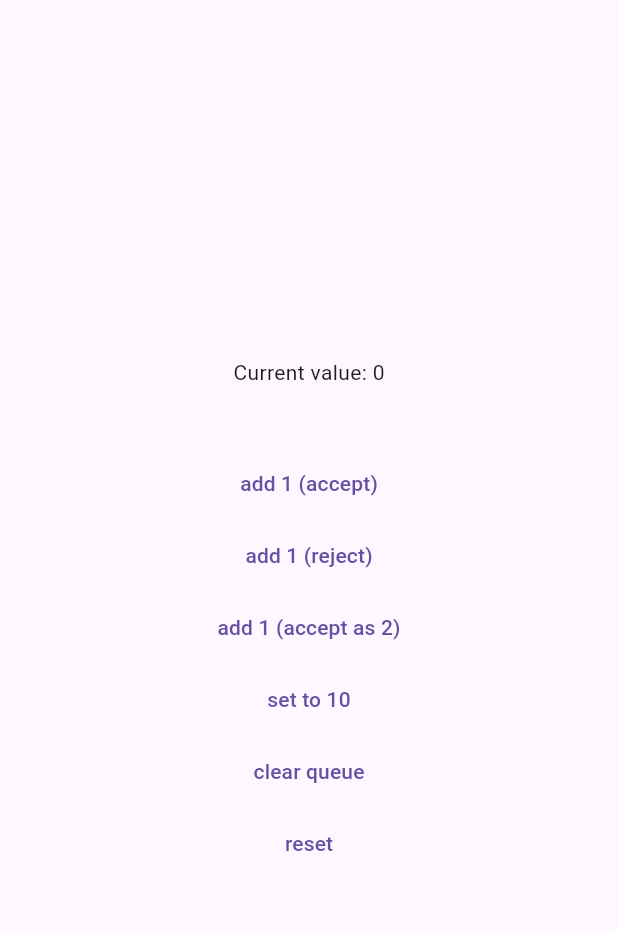
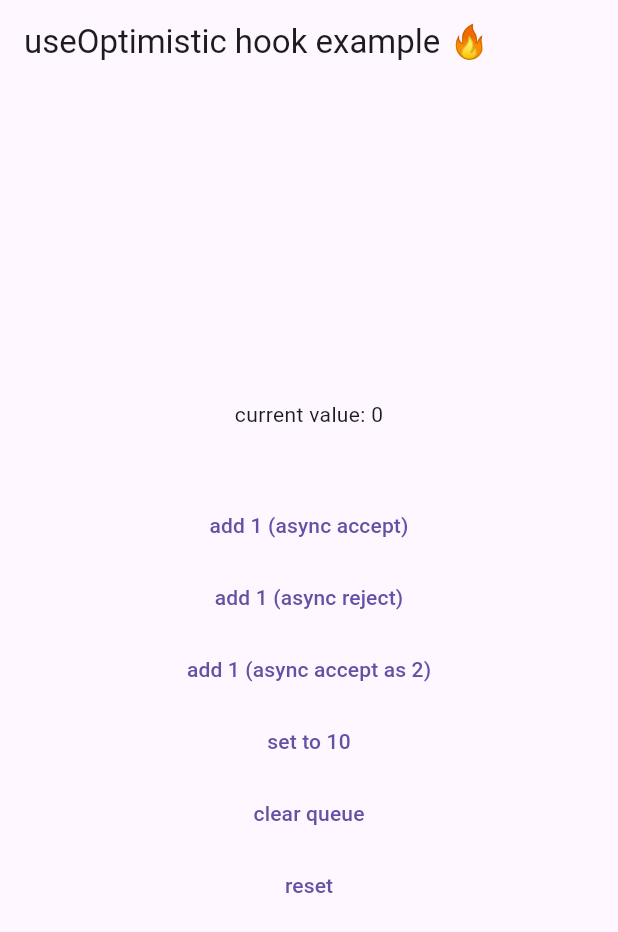
Before and after one commit to mattrltrent/use_optimistic, a Flutter app: the screen it shows after launch, on a phone screen of 412 x 824 dp. Shown: the top 932 px of the screen. Run offline on Flutter 3.47's test engine with Material 3 defaults, Android fonts, the phone set to English and light mode, and no system bars.

```diff
--- a/example/lib/main.dart
+++ b/example/lib/main.dart
@@ -8,9 +8,12 @@ class MyApp extends StatelessWidget {
 
   @override
   Widget build(BuildContext context) {
-    return const MaterialApp(
+    return MaterialApp(
       home: Scaffold(
-        body: OptimisticUI(),
+        appBar: AppBar(
+          title: const Text("useOptimistic hook example 🔥"),
+        ),
+        body: const OptimisticUI(),
       ),
     );
   }
@@ -52,31 +55,31 @@ class OptimisticUIState extends State<OptimisticUI> {
       child: Column(
         mainAxisAlignment: MainAxisAlignment.center,
         children: [
-          Text("Current value: ${useOptimistic.state}"),
+          Text("current value: ${useOptimistic.state}"),
           const SizedBox(height: 40),
           TextButton(
             onPressed: () async {
               final r = _addValue(1);
-              await Future.delayed(const Duration(seconds: 2));
+              await Future.delayed(const Duration(seconds: 1));
               r.accept();
             },
-            child: const Text("add 1 (accept)"),
+            child: const Text("add 1 (async accept)"),
           ),
           TextButton(
             onPressed: () async {
               final r = _addValue(1);
-              await Future.delayed(const Duration(seconds: 2));
+              await Future.delayed(const Duration(seconds: 1));
               r.reject();
             },
-            child: const Text("add 1 (reject)"),
+            child: const Text("add 1 (async reject)"),
           ),
           TextButton(
             onPressed: () async {
               final r = _addValue(1);
-              await Future.delayed(const Duration(seconds: 2));
+              await Future.delayed(const Duration(seconds: 1));
               r.acceptAs(2);
             },
-            child: const Text("add 1 (accept as 2)"),
+            child: const Text("add 1 (async accept as 2)"),
           ),
           TextButton(
             onPressed: () {
--- a/lib/src/hook.dart
+++ b/lib/src/hook.dart
@@ -1,8 +1,8 @@
 import 'package:flutter/foundation.dart';
 import 'package:uuid/uuid.dart';
 
-const String original = "OG";
-const String updated = "UP";
+const String _originalKey = "OG";
+const String _updatedKey = "UP";
 
 class Resolver<T> {
   final void Function() reject;
@@ -36,7 +36,7 @@ class UseOptimistic<T> extends ChangeNotifier {
   Resolver<T> fn(T newValue,
       {required T Function(T currentState, T newValue) todo, required T Function(T currentState, T oldValue) undo}) {
     final String id = const Uuid().v4();
-    _pendingUpdates[id] = {original: newValue, updated: newValue};
+    _pendingUpdates[id] = {_originalKey: newValue, _updatedKey: newValue};
 
     _state = todo(_state, newValue);
     notifyListeners();
@@ -44,7 +44,7 @@ class UseOptimistic<T> extends ChangeNotifier {
     return Resolver(
       reject: () {
         if (_pendingUpdates.containsKey(id)) {
-          var originalValue = _pendingUpdates[id]?[original];
+          var originalValue = _pendingUpdates[id]?[_originalKey];
           if (originalValue != null) {
             _state = undo(_state, originalValue);
           }
@@ -58,12 +58,12 @@ class UseOptimistic<T> extends ChangeNotifier {
       },
       acceptAs: (T updatedValue) {
         if (_pendingUpdates.containsKey(id)) {
-          var originalValue = _pendingUpdates[id]?[original];
+          var originalValue = _pendingUpdates[id]?[_originalKey];
           if (originalValue != null) {
             _state = undo(_state, originalValue);
           }
           _state = todo(_state, updatedValue);
-          _pendingUpdates[id] = {original: updatedValue, updated: updatedValue};
+          _pendingUpdates[id] = {_originalKey: updatedValue, _updatedKey: updatedValue};
           notifyListeners();
         }
       },
```
Also changed, not shown: 1 other file.
